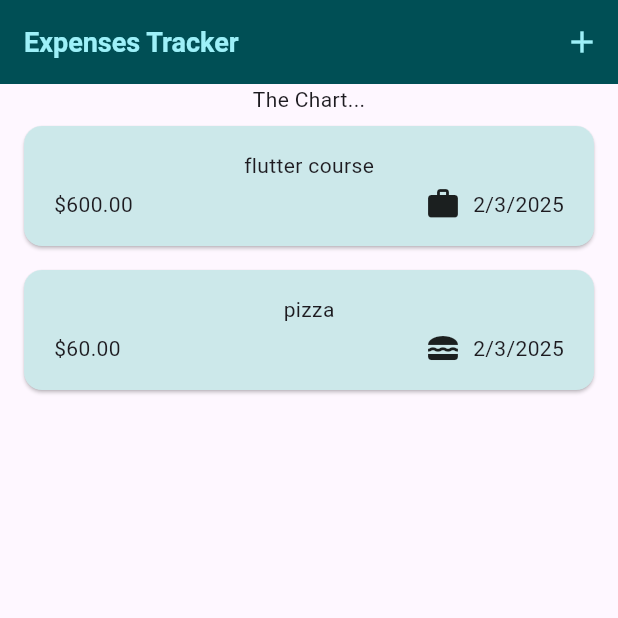
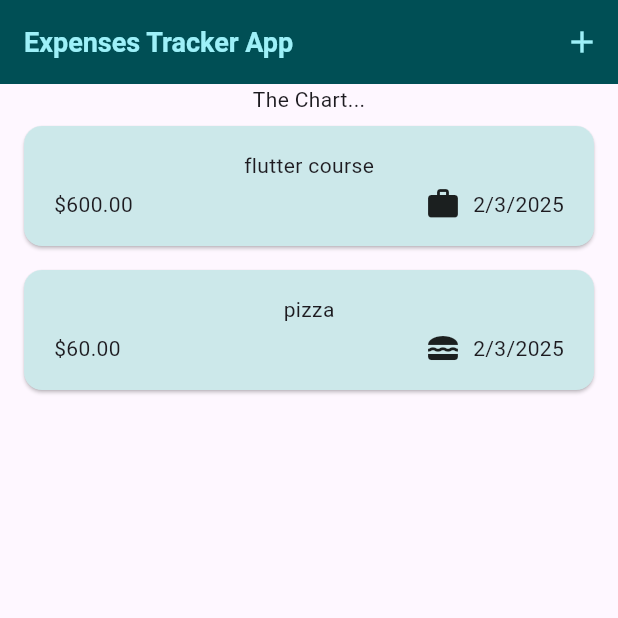
Before and after one commit to prithvirajbaral/expense_tracker_app, a Flutter app: the screen it shows after launch, on a phone screen of 412 x 824 dp, the top half of it. Run offline on Flutter 3.47's test engine with Material 3 defaults, Android fonts, the phone set to English and light mode, and no system bars.

Commit message:
app name changed

```diff
--- a/lib/widgets/expenses.dart
+++ b/lib/widgets/expenses.dart
@@ -74,7 +74,7 @@ class _ExpensesState extends State<Expenses> {
     }
     return Scaffold(
       appBar: AppBar(
-        title: const Text("Expenses Tracker"),
+        title: const Text("Expenses Tracker App"),
         actions: [
           IconButton(
             onPressed: _openAddExpenseOverLay,
```
